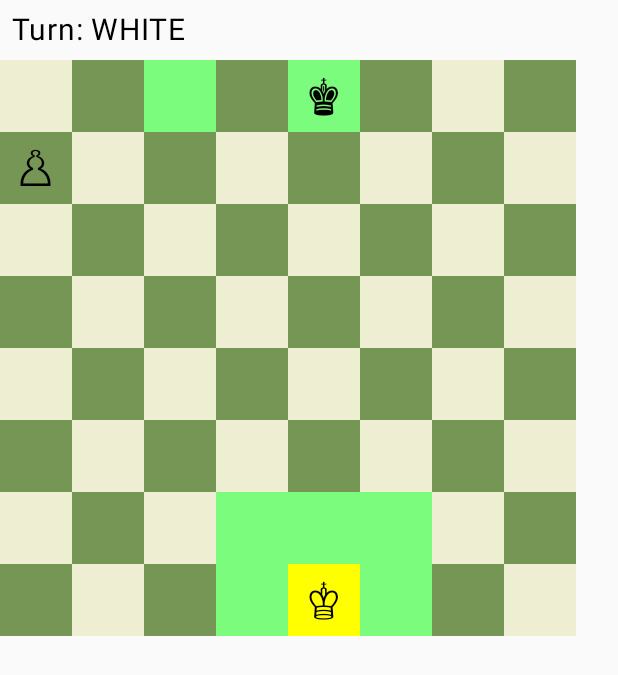
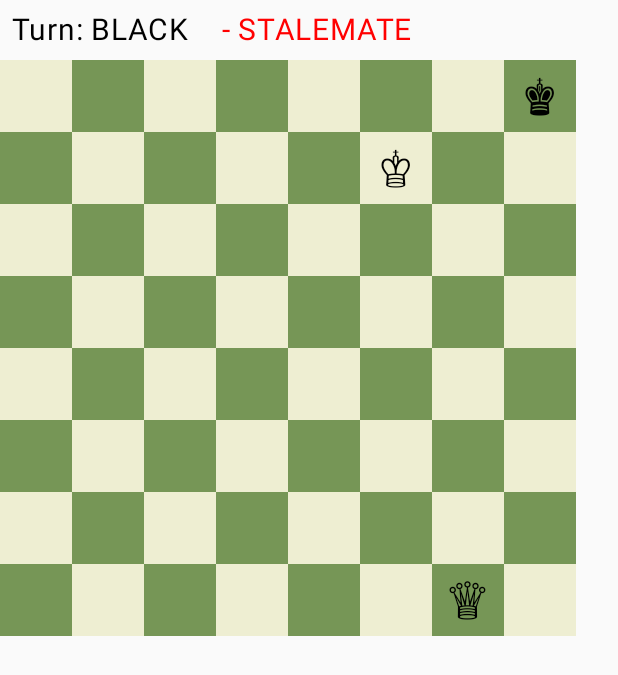
Before and after one commit to maklumi/Catur, an Android app built with Jetpack Compose: the screen it shows after launch (MainActivity), after a tap on an icon or button, on a phone screen of 412 x 824 dp. Shown: the top 675 px of the screen. Run offline under Robolectric (Android 15) with nearby library versions, the light colour scheme and no system bars; 2 statements that could not run were skipped; 2 other taps on this screen came first.

Commit message:
implemented Checkmate and Stalemate detection.
1.
GameStatus Enum: Added a new enum with three states: ONGOING, CHECKMATE, and STALEMATE.
2.
GameSnapshotState Logic:
◦
Legal Move Check: Added a status property that scans the board to see if the active player has any legal moves.
◦
Input Blocking: The move function now ignores clicks if the game has already reached a conclusion.
3.
UI Updates:
◦
The ChessBoard now displays the game status next to the turn indicator when the game ends
The status text is highlighted in red for better visibility.
Testing:
The App.kt preview is currently set up with a classic Stalemate scenario.

```diff
--- a/shared/src/commonMain/kotlin/com/github/maklumi/catur/App.kt
+++ b/shared/src/commonMain/kotlin/com/github/maklumi/catur/App.kt
@@ -7,8 +7,8 @@ import com.github.maklumi.catur.model.board.Board
 import com.github.maklumi.catur.model.board.Position
 import com.github.maklumi.catur.model.game.state.GameSnapshotState
 import com.github.maklumi.catur.model.piece.King
-import com.github.maklumi.catur.model.piece.Pawn
 import com.github.maklumi.catur.model.piece.PieceColor
+import com.github.maklumi.catur.model.piece.Queen
 import com.github.maklumi.catur.ui.ChessBoard
 
 @Composable
@@ -18,9 +18,10 @@ fun App() {
         mutableStateOf(
             GameSnapshotState(
                 board = Board()
-                    .withPiece(Position.e1, King(PieceColor.WHITE))
-                    .withPiece(Position.e8, King(PieceColor.BLACK))
-                    .withPiece(Position.a7, Pawn(PieceColor.WHITE)),
+                    .withPiece(Position.h8, King(PieceColor.BLACK))
+                    .withPiece(Position.f7, King(PieceColor.WHITE))
+                    .withPiece(Position.g1, Queen(PieceColor.WHITE)),
+                activeColor = PieceColor.BLACK
             )
         )
     }
--- a/shared/src/commonMain/kotlin/com/github/maklumi/catur/model/game/state/GameSnapshotState.kt
+++ b/shared/src/commonMain/kotlin/com/github/maklumi/catur/model/game/state/GameSnapshotState.kt
@@ -4,6 +4,12 @@ import com.github.maklumi.catur.model.board.Board
 import com.github.maklumi.catur.model.board.Position
 import com.github.maklumi.catur.model.move.BoardMove
 import com.github.maklumi.catur.model.piece.PieceColor
+
+enum class GameStatus {
+    ONGOING,
+    CHECKMATE,
+    STALEMATE
+}
 
 data class GameSnapshotState(
     val board: Board = Board(),
@@ -16,19 +22,43 @@ data class GameSnapshotState(
     val legalMoves: List<BoardMove> = if (pendingPromotion != null) emptyList() else selectedPosition?.let { pos ->
         val piece = board[pos].piece
         if (piece?.pieceColor == activeColor) {
-            piece.pseudoLegalMoves(board, lastMove, movedPositions).filter { boardMove ->
-                val nextBoard = boardMove.move.applyOn(board)
-                !nextBoard.isInCheck(activeColor)
-            }
+            getLegalMovesForPiece(pos)
         } else {
             null
         }
     } ?: emptyList()
 
+    private fun getLegalMovesForPiece(pos: Position): List<BoardMove> {
+        val piece = board[pos].piece ?: return emptyList()
+        return piece.pseudoLegalMoves(board, lastMove, movedPositions).filter { boardMove ->
+            val nextBoard = boardMove.move.applyOn(board)
+            !nextBoard.isInCheck(piece.pieceColor)
+        }
+    }
+
+    val status: GameStatus by lazy {
+        val hasAnyLegalMove = board.piecesMap.keys.any { pos ->
+            val piece = board[pos].piece
+            piece?.pieceColor == activeColor && getLegalMovesForPiece(pos).isNotEmpty()
+        }
+
+        if (hasAnyLegalMove) {
+            GameStatus.ONGOING
+        } else {
+            if (board.isInCheck(activeColor)) {
+                GameStatus.CHECKMATE
+            } else {
+                GameStatus.STALEMATE
+            }
+        }
+    }
+
     fun isLegalMove(position: Position): Boolean =
         legalMoves.any { it.move.to == position }
 
     fun move(to: Position): GameSnapshotState {
+        if (status != GameStatus.ONGOING) return this
+
         val possibleMoves = legalMoves.filter { it.move.to == to }
 
         return when {
--- a/shared/src/commonMain/kotlin/com/github/maklumi/catur/ui/BoardUi.kt
+++ b/shared/src/commonMain/kotlin/com/github/maklumi/catur/ui/BoardUi.kt
@@ -17,6 +17,7 @@ import androidx.compose.ui.window.Dialog
 import com.github.maklumi.catur.model.board.Position
 import com.github.maklumi.catur.model.board.isLightSquare
 import com.github.maklumi.catur.model.game.state.GameSnapshotState
+import com.github.maklumi.catur.model.game.state.GameStatus
 import com.github.maklumi.catur.model.move.BoardMove
 
 @Composable
@@ -27,11 +28,21 @@ fun ChessBoard(
 ) {
     Box {
         Column {
-            Text(
-                text = "Turn: ${state.activeColor}",
-                modifier = Modifier.padding(8.dp),
-                fontSize = 20.sp
-            )
+            Row(verticalAlignment = Alignment.CenterVertically) {
+                Text(
+                    text = "Turn: ${state.activeColor}",
+                    modifier = Modifier.padding(8.dp),
+                    fontSize = 20.sp
+                )
+                if (state.status != GameStatus.ONGOING) {
+                    Text(
+                        text = " - ${state.status}",
+                        color = Color.Red,
+                        fontSize = 20.sp,
+                        modifier = Modifier.padding(8.dp)
+                    )
+                }
+            }
             for (rank in 8 downTo 1) {
                 Row {
                     for (file in 1..8) {
```
